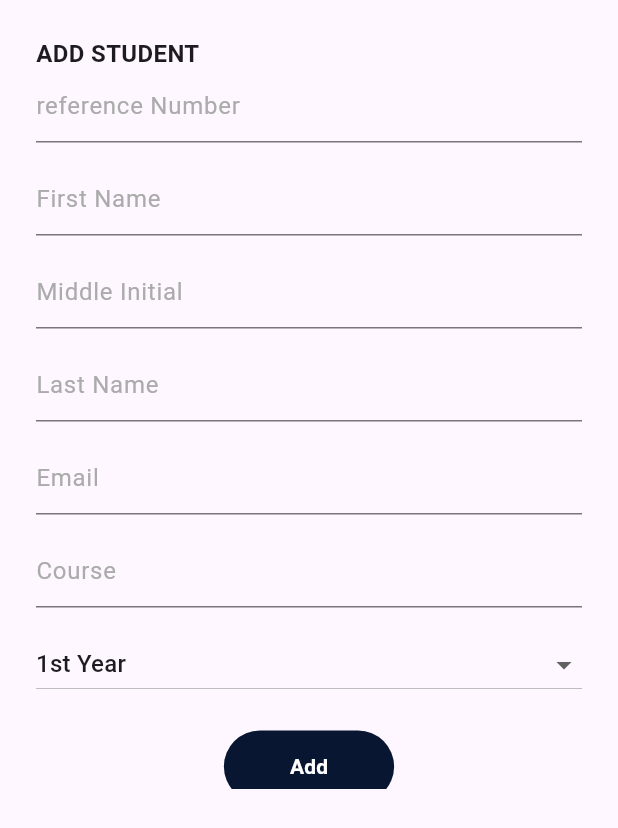
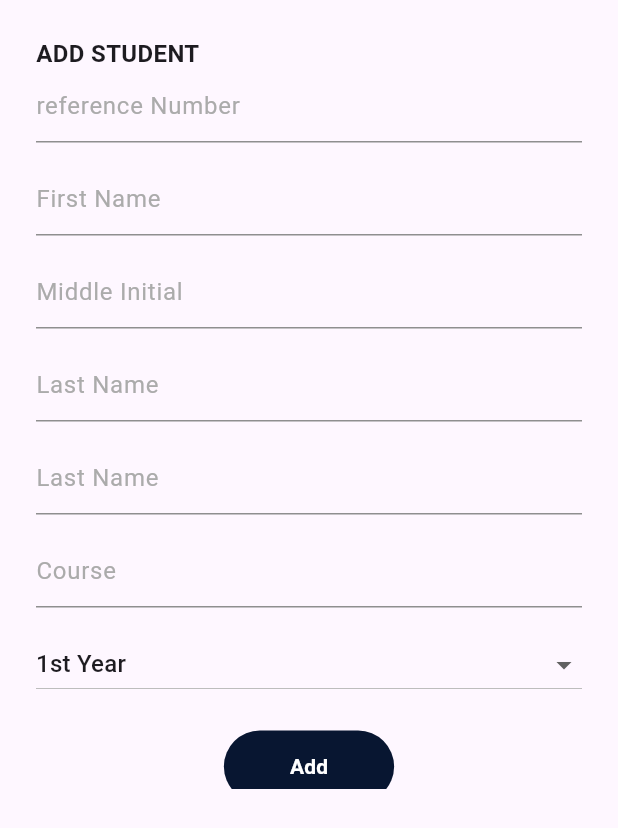
Before and after one commit to Amawers/attendifyyy, a Flutter app: the CreateStudent widget shown alone on an empty page, opened directly with empty values, on a phone screen of 412 x 824 dp. Shown: the top 828 px of the screen. Run offline on Flutter 3.47's test engine with Material 3 defaults, Android fonts, the phone set to English and light mode, and no system bars; our stand-ins replace shared_preferences; accounts and stored records are empty.

Commit message:
chore: minor design change, refactor by making textfield as reusable widget components

```diff
--- a/lib/core/dashboard.dart
+++ b/lib/core/dashboard.dart
@@ -25,7 +25,7 @@ class _DashboardScreenState extends State<DashboardScreen> {
 
   Future<void> getTeacherName() async {
     Map<String, dynamic>? teacherInfo =
-        await RememberUserPreferences.readUserInfo();
+    await RememberUserPreferences.readUserInfo();
     setState(() {
       teacherName = teacherInfo?['first_name'];
       teacherId = teacherInfo?['teacher_id'];
@@ -37,6 +37,7 @@ class _DashboardScreenState extends State<DashboardScreen> {
     return Scaffold(
       appBar: AppBar(
         backgroundColor: Colors.transparent,
+        automaticallyImplyLeading: false,
         title: Column(
           crossAxisAlignment: CrossAxisAlignment.start,
           children: [
@@ -223,9 +224,9 @@ Widget createListPageNavButton(
     },
     style: ButtonStyle(
         backgroundColor:
-            MaterialStateProperty.all<Color>(Color(backgroundColor)),
+        MaterialStateProperty.all<Color>(Color(backgroundColor)),
         padding:
-            MaterialStateProperty.all<EdgeInsets>(const EdgeInsets.all(16.0)),
+        MaterialStateProperty.all<EdgeInsets>(const EdgeInsets.all(16.0)),
         shape: MaterialStateProperty.all<RoundedRectangleBorder>(
             RoundedRectangleBorder(borderRadius: BorderRadius.circular(10.0)))),
     child: Row(
--- a/lib/create_students/create_students.dart
+++ b/lib/create_students/create_students.dart
@@ -4,7 +4,13 @@ import 'package:attendifyyy/authentication/user_preferences/user_preferences.dar
 import 'package:flutter/material.dart';
 import 'package:http/http.dart' as http;
 
-List<String> gradeLevelList = <String>['1st Year', '2nd Year', '3rd Year', '4th Year', '5th Year'];
+List<String> gradeLevelList = <String>[
+  '1st Year',
+  '2nd Year',
+  '3rd Year',
+  '4th Year',
+  '5th Year'
+];
 
 class ListOfStudentsScreen extends StatefulWidget {
   String? subject_name;
@@ -86,7 +92,9 @@ class _ListOfStudentsScreenState extends State<ListOfStudentsScreen> {
       /*
       * display empty of studentlist is empty
       * */
-      body: (studentList.isEmpty) ? const Center(child: Text('Empty')) : ListView.builder(
+      body: (studentList.isEmpty)
+          ? const Center(child: Text('Empty'))
+          : ListView.builder(
               padding: const EdgeInsets.all(14.0),
               itemCount: studentList.length,
               itemBuilder: (context, index) {
@@ -132,26 +140,21 @@ class ListOfStudentsWidget extends StatelessWidget {
     return Container(
       margin: const EdgeInsets.only(bottom: 10.0),
       padding: const EdgeInsets.symmetric(vertical: 12.0, horizontal: 20.0),
-      decoration: BoxDecoration(
+      decoration: const BoxDecoration(
         // borderRadius: BorderRadius.circular(10.0),
         // color: const Color(0xff081631),
         border: Border(
             bottom: BorderSide(
           width: 1,
-          )
-        ),
+        )),
       ),
       child: Row(
         mainAxisAlignment: MainAxisAlignment.spaceBetween,
         children: [
           Text("$first_name $last_name",
-              style: const TextStyle(
-                  color: Color(0xff081631),
-                  fontSize: 16.0)),
+              style: const TextStyle(color: Color(0xff081631), fontSize: 16.0)),
           Text(grade_level,
-              style: const TextStyle(
-                  color: Color(0xFF696969),
-                  fontSize: 14.0)),
+              style: const TextStyle(color: Color(0xFF696969), fontSize: 14.0)),
         ],
       ),
     );
@@ -222,61 +225,18 @@ class _CreateStudentState extends State<CreateStudent> {
               )),
           Form(
               child: Column(children: [
-            TextFormField(
-              controller: referenceNumberController,
-              decoration: const InputDecoration(
-                  hintText: 'reference Number',
-                  hintStyle: TextStyle(
-                      fontWeight: FontWeight.normal, color: Color(0xFFABABAB))),
-            ),
+            createTextField(referenceNumberController, 'reference Number'),
             const SizedBox(height: 14),
-            TextFormField(
-              controller: firstNameController,
-              decoration: const InputDecoration(
-                  hintText: 'First Name',
-                  hintStyle: TextStyle(
-                      fontWeight: FontWeight.normal, color: Color(0xFFABABAB))),
-            ),
+            createTextField(firstNameController, 'First Name'),
             const SizedBox(height: 14),
-            TextFormField(
-              controller: middleInitialController,
-              decoration: const InputDecoration(
-                  hintText: 'Middle Initial',
-                  hintStyle: TextStyle(
-                      fontWeight: FontWeight.normal, color: Color(0xFFABABAB))),
-            ),
+            createTextField(middleInitialController, 'Middle Initial'),
             const SizedBox(height: 14),
-            TextFormField(
-              controller: lastNameController,
-              decoration: const InputDecoration(
-                  hintText: 'Last Name',
-                  hintStyle: TextStyle(
-                      fontWeight: FontWeight.normal, color: Color(0xFFABABAB))),
-            ),
+            createTextField(lastNameController, 'Last Name'),
             const SizedBox(height: 14),
-            TextFormField(
-              controller: emailController,
-              decoration: const InputDecoration(
-                  hintText: 'Email',
-                  hintStyle: TextStyle(
-                      fontWeight: FontWeight.normal, color: Color(0xFFABABAB))),
-            ),
+            createTextField(emailController, 'Last Name'),
             const SizedBox(height: 14),
-            TextFormField(
-              controller: courseController,
-              decoration: const InputDecoration(
-                  hintText: 'Course',
-                  hintStyle: TextStyle(
-                      fontWeight: FontWeight.normal, color: Color(0xFFABABAB))),
-            ),
+            createTextField(emailController, 'Course'),
             const SizedBox(height: 14),
-            // TextFormField(
-            //   controller: gradeLevelController,
-            //   decoration: const InputDecoration(
-            //       hintText: 'Year Level',
-            //       hintStyle: TextStyle(
-            //           fontWeight: FontWeight.normal, color: Color(0xFFABABAB))),
-            // ),
             DropdownButton<String>(
               isExpanded: true, //set width to 100%
               value: gradeLevelValue,
@@ -288,7 +248,8 @@ class _CreateStudentState extends State<CreateStudent> {
                   gradeLevelValue = value!;
                 });
               },
-                items: gradeLevelList.map<DropdownMenuItem<String>>((String value) {
+              items:
+                  gradeLevelList.map<DropdownMenuItem<String>>((String value) {
                 return DropdownMenuItem<String>(
                   value: value,
                   child: Text(value),
@@ -299,7 +260,8 @@ class _CreateStudentState extends State<CreateStudent> {
             TextButton(
                 onPressed: () {
                   createStudent();
-                  Navigator.of(context, rootNavigator: true).pop(); //close dialog
+                  Navigator.of(context, rootNavigator: true)
+                      .pop(); //close dialog
                   setState(() {});
                 },
                 style: ButtonStyle(
@@ -322,3 +284,29 @@ class _CreateStudentState extends State<CreateStudent> {
     );
   }
 }
+
+/*
+*
+* Widget components
+*
+*
+* */
+Widget createTextField(valueController, label) {
+  return TextFormField(
+    controller: valueController,
+    decoration: InputDecoration(
+      hintText: label,
+      hintStyle: const TextStyle(
+          fontWeight: FontWeight.normal, color: Color(0xFFABABAB)),
+      focusedBorder: const UnderlineInputBorder(
+        borderSide: BorderSide(
+          color: Color(0xFF081631),
+          width: 2.0,
+        ),
+      ),
+      enabledBorder: const UnderlineInputBorder(
+        borderSide: BorderSide(color: Color(0xFF8F8F8F)),
+      ),
+    ),
+  );
+}
```
Lines whose indentation alone changed are shown as unchanged.
